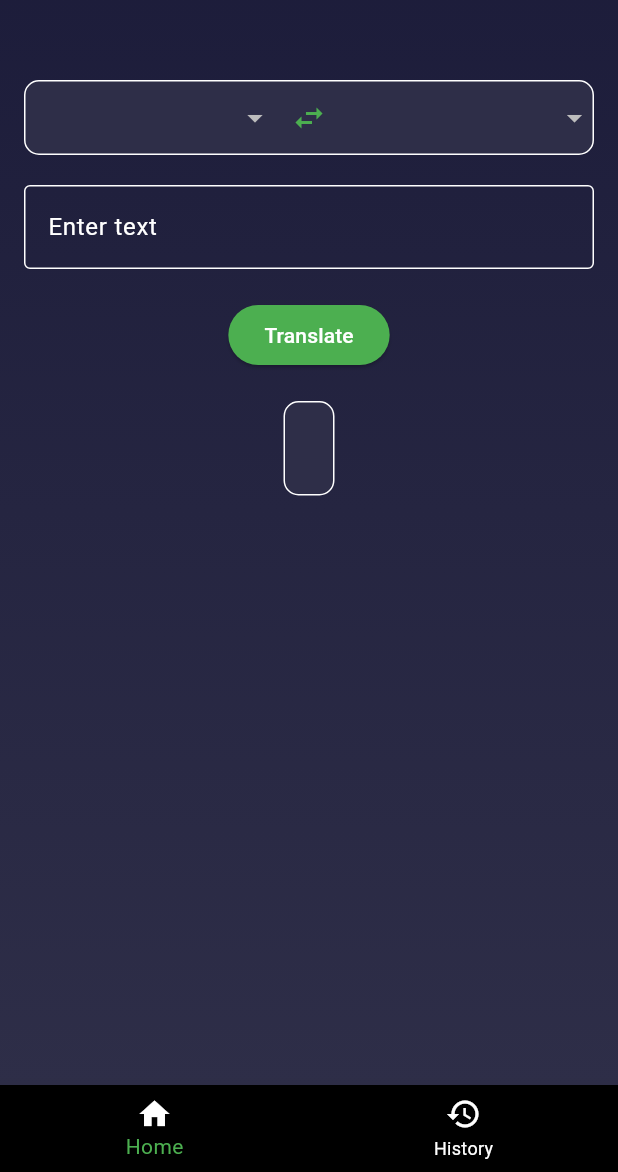
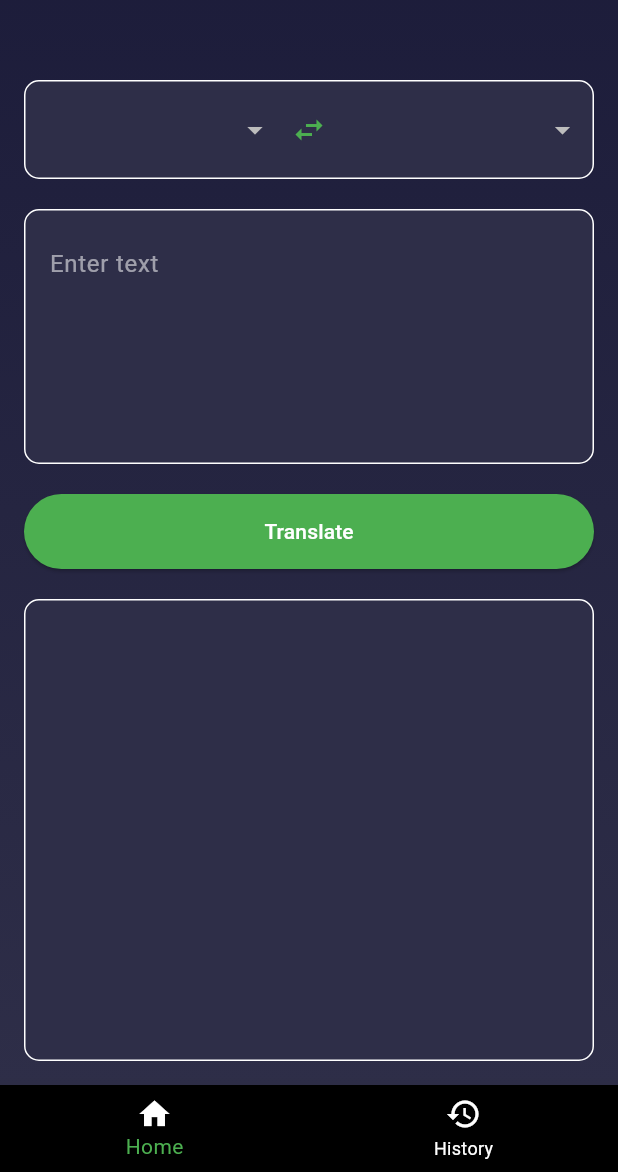
Before and after one commit to Sanskar-Chaudhary/TransLingo, a Flutter app: the screen it shows after launch, on a phone screen of 412 x 824 dp, the part 64-1236 px from its top. Run offline on Flutter 3.47's test engine with Material 3 defaults, Android fonts, the phone set to English and light mode, and no system bars; our stand-ins replace flutter_dotenv, shared_preferences; network calls fail.

Commit message:
Add box style look to home page

```diff
--- a/lib/views/home_page.dart
+++ b/lib/views/home_page.dart
@@ -26,7 +26,11 @@ class _HomePageState extends State<HomePage> {
         elevation: 0,
       ),
       extendBodyBehindAppBar: true,
-      body: Container(
+      body: GestureDetector(
+        onTap: () {
+          FocusScope.of(context).unfocus();
+        },
+        child: Container(
           decoration: BoxDecoration(
             gradient: LinearGradient(
               colors: [Color(0xFF1C1C3A), Color(0xFF2E2E48)],
@@ -36,15 +40,19 @@ class _HomePageState extends State<HomePage> {
           ),
           padding: const EdgeInsets.all(16.0),
           child: Column(
+            crossAxisAlignment: CrossAxisAlignment.stretch,
             children: [
               SizedBox(height: 80), // For spacing from AppBar
               Container(
+                padding: EdgeInsets.all(8.0),
                 decoration: BoxDecoration(
                   color: Color(0xFF2E2E48),
                   borderRadius: BorderRadius.circular(10),
                   border: Border.all(color: Colors.white),
                 ),
-              child: Row(
+                child: Column(
+                  children: [
+                    Row(
                       children: [
                         Expanded(
                           child: DropdownButton<String>(
@@ -96,27 +104,29 @@ class _HomePageState extends State<HomePage> {
                         ),
                       ],
                     ),
+                  ],
+                ),
               ),
               SizedBox(height: 20),
-            TextField(
+              Container(
+                decoration: BoxDecoration(
+                  color: Color(0xFF2E2E48),
+                  borderRadius: BorderRadius.circular(10),
+                  border: Border.all(color: Colors.white),
+                ),
+                padding: EdgeInsets.all(16.0),
+                child: TextField(
                   controller: _textController,
+                  maxLines: 5,
                   decoration: InputDecoration(
-                labelText: 'Enter text',
-                labelStyle: TextStyle(color: Colors.white),
-                errorText: _error.isNotEmpty ? _error : null,
-                enabledBorder: OutlineInputBorder(
-                  borderSide: BorderSide(color: Colors.white),
-                ),
-                focusedBorder: OutlineInputBorder(
-                  borderSide: BorderSide(color: Colors.green),
-                ),
+                    hintText: 'Enter text',
+                    hintStyle: TextStyle(color: Colors.white54),
+                    border: InputBorder.none,
                   ),
                   style: TextStyle(color: Colors.white),
                 ),
+              ),
               SizedBox(height: 20),
-            if (_isLoading)
-              CircularProgressIndicator()
-            else
               ElevatedButton(
                 onPressed: () async {
                   setState(() {
@@ -137,27 +147,34 @@ class _HomePageState extends State<HomePage> {
                       _isLoading = false;
                     });
                   }
+                  FocusScope.of(context).unfocus(); // Hide keyboard after translation
                 },
                 child: Text('Translate'),
                 style: ElevatedButton.styleFrom(
                   backgroundColor: Colors.green,
                   foregroundColor: Colors.white,
+                  padding: EdgeInsets.symmetric(vertical: 15.0, horizontal: 50.0),
                 ),
               ),
               SizedBox(height: 20),
-            Container(
-              padding: EdgeInsets.all(16),
+              Expanded(
+                child: Container(
                   decoration: BoxDecoration(
                     color: Color(0xFF2E2E48),
                     borderRadius: BorderRadius.circular(10),
                     border: Border.all(color: Colors.white),
                   ),
+                  padding: EdgeInsets.all(16.0),
+                  child: SingleChildScrollView(
                     child: Text(
                       _translatedText,
                       style: TextStyle(fontSize: 20, color: Colors.white),
                     ),
                   ),
+                ),
+              ),
             ],
+          ),
         ),
       ),
     );
```
Lines whose indentation alone changed are shown as unchanged.
